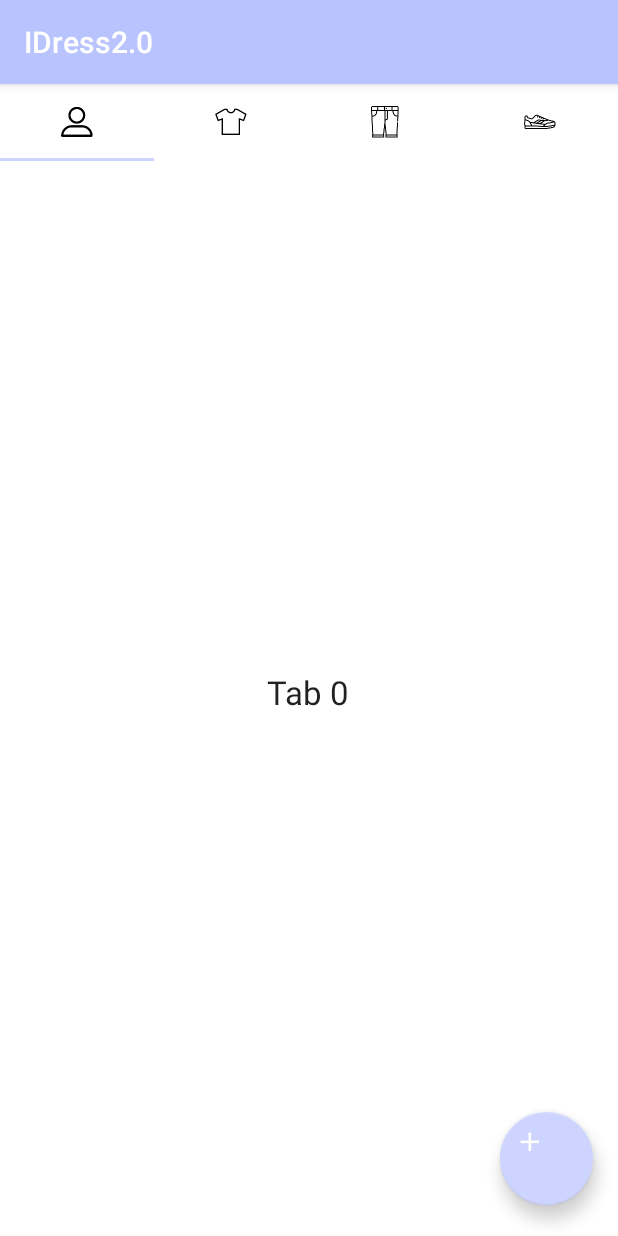
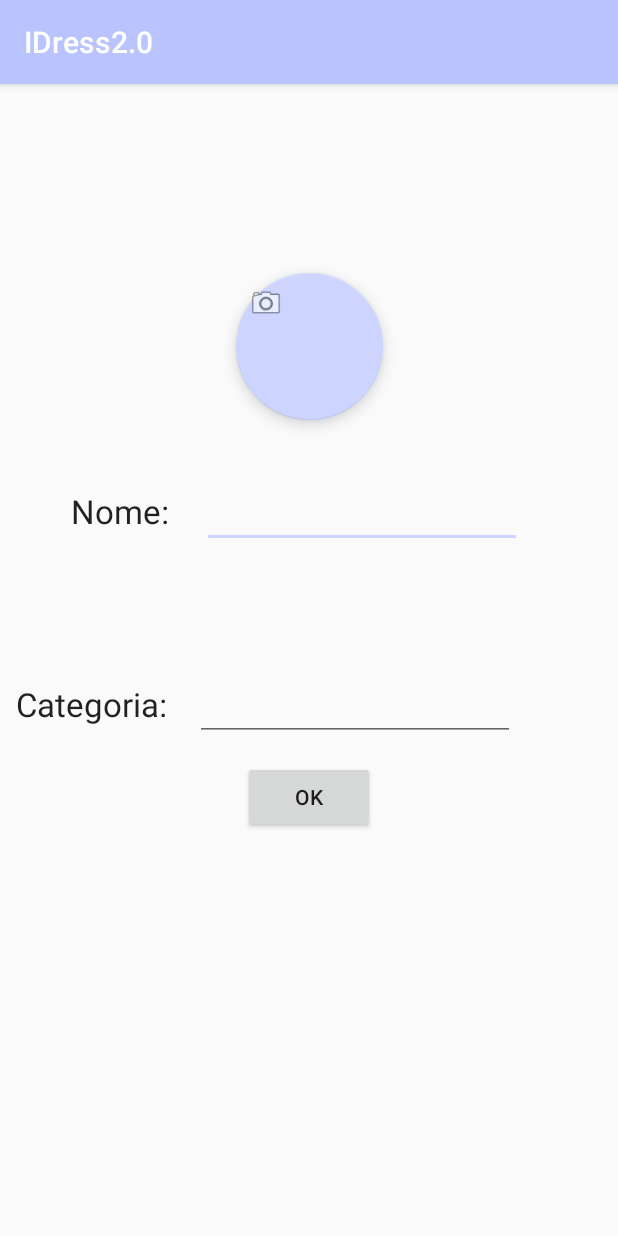
Before and after one commit to SofiaSilvestri95/IDress2.0, an Android app: the screen it shows after launch once a user with an empty profile is signed in (MainActivity before the commit, DettaglioCapo after it), after a tap on an icon or button, on a phone screen of 412 x 824 dp. Run offline under Robolectric (Android 15) with nearby library versions, the phone set to English and light mode, and no system bars; our stand-ins replace Firebase (no records; nobody signed in at launch, a user with empty details on screens opened directly).

Commit message:
Caricamento file nel database

```diff
--- a/app/src/main/java/com/example/sofia/idress20/DataStore.java
+++ b/app/src/main/java/com/example/sofia/idress20/DataStore.java
@@ -1,4 +1,12 @@
 package com.example.sofia.idress20;
+
+import android.graphics.Paint;
+
+import com.google.firebase.database.DataSnapshot;
+import com.google.firebase.database.DatabaseError;
+import com.google.firebase.database.DatabaseReference;
+import com.google.firebase.database.FirebaseDatabase;
+import com.google.firebase.database.ValueEventListener;
 
 import java.util.ArrayList;
 import java.util.List;
@@ -8,22 +16,71 @@ import java.util.List;
  */
 
 public class DataStore {
+
+    private final static String DB_MAGLIA = "Maglia";
+    private final static String DB_PANTALONE = "Pantalone";
+    private final static String DB_SCARPE = "Scarpe";
+    private final static String KEY_NOME = "nome";
+    private final static String KEY_CATEGORIA = "Categoria";
+
+
     private ArrayList<CapoAbbigliamento> capiAbbigliamento;
 
     /**
      * Costruttore
      */
     public DataStore() {
+
         capiAbbigliamento = new ArrayList<>();
 
-        // Dati fittizi per effettuare le prove
+        /*Dati fittizi per effettuare le prove
         // Todo: da eliminare
         CapoAbbigliamento a = new CapoAbbigliamento("Maglia bianca");
         CapoAbbigliamento b = new CapoAbbigliamento("Maglia rossa");
         CapoAbbigliamento c = new CapoAbbigliamento("Camica verde");
         capiAbbigliamento.add(a);
         capiAbbigliamento.add(b);
-        capiAbbigliamento.add(c);
+        capiAbbigliamento.add(c); */
+    }
+
+    private ValueEventListener listenerDress;
+
+
+    public interface UpdateListener {
+        void capiAggiornati();
+    }
+
+    public void iniziaOsservazioneCapi(final UpdateListener notifica) {
+
+
+        FirebaseDatabase database = FirebaseDatabase.getInstance();
+        DatabaseReference ref = database.getReference(KEY_CATEGORIA);
+
+        listenerDress = new ValueEventListener() {
+            @Override
+            public void onDataChange(DataSnapshot dataSnapshot) {
+                capiAbbigliamento.clear();
+                for (DataSnapshot elemento:dataSnapshot.getChildren()) {
+                    CapoAbbigliamento capo = new CapoAbbigliamento();
+                    capo.setNomeCapo(elemento.getKey());
+                    capo.setCategoria(elemento.child(KEY_CATEGORIA).getValue(String.class));
+                    capiAbbigliamento.add(capo);
+                }
+                notifica.capiAggiornati();
+            }
+
+            @Override
+            public void onCancelled(DatabaseError databaseError) {
+
+            }
+        };
+
+        ref.addValueEventListener(listenerDress);
+    }
+
+    public void terminaOsservazioneCapo() {
+        if (listenerDress != null)
+            FirebaseDatabase.getInstance().getReference(KEY_CATEGORIA).removeEventListener(listenerDress);
     }
 
     /**
@@ -31,8 +88,10 @@ public class DataStore {
      * @param capo capo da aggiungere
      */
     public void aggiungiCapo(CapoAbbigliamento capo) {
-        capiAbbigliamento.add(capo);
+        DatabaseReference ref = FirebaseDatabase.getInstance().getReference(KEY_CATEGORIA).child(capo.getNomeCapo());
+        ref.setValue(capo);
     }
+
 
 
     /**
--- a/app/src/main/java/com/example/sofia/idress20/DettaglioCapo.java
+++ b/app/src/main/java/com/example/sofia/idress20/DettaglioCapo.java
@@ -1,12 +1,23 @@
 package com.example.sofia.idress20;
 
+import android.app.ProgressDialog;
 import android.content.Intent;
+import android.graphics.Bitmap;
 import android.os.Bundle;
+import android.provider.MediaStore;
 import android.support.annotation.Nullable;
+import android.support.design.widget.FloatingActionButton;
 import android.support.v7.app.AppCompatActivity;
+import android.view.View;
+import android.widget.Button;
 import android.widget.EditText;
 import android.widget.ImageView;
 import android.widget.TextView;
+
+import com.google.firebase.auth.FirebaseAuth;
+import com.google.firebase.auth.FirebaseUser;
+import com.google.firebase.database.DatabaseReference;
+import com.google.firebase.database.FirebaseDatabase;
 
 /**
  * Created by sofia on 09/05/17.
@@ -17,23 +28,116 @@ public class DettaglioCapo extends AppCompatActivity {
     // Costanti
     private final static String EXTRA_CAPO = "capo";
 
-    TextView mNomeCapo;
+    EditText mEditNome;
+    FloatingActionButton mBottoneFoto;
+    EditText mCategoria;
+    Button mOK;
+    private ProgressDialog mProgress;
+
+    //roba per immagini
+    static final int REQUEST_IMAGE_CAPTURE = 1;
+
+
     //ImageView fotoCapo;
+
 
     @Override
     protected void onCreate(Bundle savedInstanceState) {
+
+
         super.onCreate(savedInstanceState);
         setContentView(R.layout.dettaglio);
 
-        mNomeCapo = (TextView) findViewById(R.id.textNome);
+        mBottoneFoto = (FloatingActionButton) findViewById(R.id.buttonPhoto);
+        mEditNome = (EditText) findViewById(R.id.editTextNomeCapo);
+        mCategoria = (EditText)findViewById(R.id.editTextCategoria);
+        mOK = (Button) findViewById(R.id.OKbutton);
+
+
+
+        mProgress = new ProgressDialog(this);
+        //accesso alla fotocamera
+        //// TODO: salvare foto sul database
+        mBottoneFoto.setOnClickListener(new View.OnClickListener() {
+            @Override
+            public void onClick(View v) {
+                Intent camera_intent= new Intent(MediaStore.ACTION_IMAGE_CAPTURE);
+                if (camera_intent.resolveActivity(getPackageManager()) != null) {
+                    startActivityForResult(camera_intent, REQUEST_IMAGE_CAPTURE);
+                }
+            }
+        });
+
+
+
+        mOK.setOnClickListener(new View.OnClickListener() {
+            @Override
+            public void onClick(View v) {
+
+                FirebaseDatabase database = FirebaseDatabase.getInstance();
+                 String nome=mEditNome.getText().toString();
+                String categoria=mCategoria.getText().toString();
+
+                CapoAbbigliamento dress= new CapoAbbigliamento();
+                dress.setNomeCapo(nome);
+                dress.setCategoria(categoria);
+
+                FirebaseUser user = FirebaseAuth.getInstance().getCurrentUser();
+
+                DatabaseReference myRef = database.getReference("Categoria");
+                myRef.child(categoria).push().setValue(nome);
+
+
+            }
+        });
+
+
+
+
         //fotoCapo = (ImageView) findViewById(R.id.imageView);
 
+        /*
         // Ottengo i dati passati ed eventualmente visualizzo il capo
         Intent intent = getIntent();
         CapoAbbigliamento capo = (CapoAbbigliamento) intent.getSerializableExtra(EXTRA_CAPO);
 
         if (capo != null) {
             mNomeCapo.setText(capo.getNomeCapo());
+        }*/
+
+
+
+    }
+
+    //dovrebbe mandare l'immagine al database
+    @Override
+    protected void onActivityResult(int requestCode, int resultCode, Intent data) {
+        super.onActivityResult(requestCode, resultCode, data);
+
+        if (requestCode == REQUEST_IMAGE_CAPTURE && resultCode == RESULT_OK) {
+
+            mProgress.setMessage("Uploading");
+            mProgress.show();
+            Bundle extras = data.getExtras();
+            Bitmap imageBitmap = (Bitmap) extras.get("data");
+
+              /*
+        Uri uri = data.getData();
+            StorageReference filepath = mStorageRef.child("photos").child(uri.getLastPathSegment());
+            filepath.putFile(uri).addOnSuccessListener(new OnSuccessListener<UploadTask.TaskSnapshot>() {
+                @Override
+                public void onSuccess(UploadTask.TaskSnapshot taskSnapshot) {
+
+                    mProgress.dismiss();
+                    Toast.makeText(MainActivity.this, "Upload done...",Toast.LENGTH_LONG).show();
+
+                }
+            });
+            */
+
         }
     }
+
+
+
     }
--- a/app/src/main/java/com/example/sofia/idress20/Fragments/FragmentMaglie.java
+++ b/app/src/main/java/com/example/sofia/idress20/Fragments/FragmentMaglie.java
@@ -23,11 +23,7 @@ import com.example.sofia.idress20.R;
 
 public class FragmentMaglie extends Fragment {
 
-    public FragmentMaglie() {
-    }
-
-    // Costanti
-    private final static String EXTRA_CAPO = "capo";
+    public FragmentMaglie() {}
 
     // Widget
     private ListView listaCapi;
@@ -48,6 +44,16 @@ public class FragmentMaglie extends Fragment {
         adapter = new CapiAbbigliamentoAdapter(getActivity());
         adapter.update(archivio.elencoCapi());
         listaCapi.setAdapter(adapter);
+
+        archivio.iniziaOsservazioneCapi(new DataStore.UpdateListener() {
+            @Override
+            public void capiAggiornati() {
+                adapter.update(archivio.elencoCapi());
+            }
+        });
+
+
+        /*
         listaCapi.setOnItemClickListener(new AdapterView.OnItemClickListener() {
             @Override
             public void onItemClick(AdapterView<?> parent, View view, int position, long id) {
@@ -59,8 +65,13 @@ public class FragmentMaglie extends Fragment {
                 intent.putExtra(EXTRA_CAPO, capo);
                 startActivity(intent);
             }
-        });
-
+        });*/
 
     return view;}
+
+    @Override
+    public void onDestroy() {
+        super.onDestroy();
+        archivio.terminaOsservazioneCapo();
+    }
 }
--- a/app/src/main/java/com/example/sofia/idress20/MainActivity.java
+++ b/app/src/main/java/com/example/sofia/idress20/MainActivity.java
@@ -18,6 +18,7 @@ import android.util.Log;
 import android.view.LayoutInflater;
 import android.view.View;
 import android.view.ViewGroup;
+import android.widget.AdapterView;
 import android.widget.Button;
 import android.widget.ImageView;
 import android.widget.Toast;
@@ -33,6 +34,9 @@ public class MainActivity extends AppCompatActivity {
 
     private final static String TAG = "MainActivity";
 
+    // Costanti
+    private final static String EXTRA_CAPO = "capo";
+
 
     private ImageView mImageView;
     private Bitmap mImageBitmap;
@@ -41,10 +45,8 @@ public class MainActivity extends AppCompatActivity {
     TabItem tabScarpe;
     FloatingActionButton bottoneAggiungi;
 
-    //roba per immagini
-    static final int REQUEST_IMAGE_CAPTURE = 1;
+
     private StorageReference mStorageRef;
-    private ProgressDialog mProgress;
 
 
 
@@ -52,10 +54,11 @@ public class MainActivity extends AppCompatActivity {
     protected void onCreate(Bundle savedInstanceState) {
         super.onCreate(savedInstanceState);
         setContentView(R.layout.activity_main);
-        /*
-        per fare il signout:
+
+        /*per fare il signout:
         FirebaseAuth.getInstance().signOut();
         */
+
 
         //serve per controllare se ho già fatto l'accesso
         FirebaseUser user = FirebaseAuth.getInstance().getCurrentUser();
@@ -81,19 +84,15 @@ public class MainActivity extends AppCompatActivity {
         bottoneAggiungi=(FloatingActionButton) findViewById(R.id.button);
 
 
-        mProgress = new ProgressDialog(this);
-        //accesso alla fotocamera
-        //// TODO: salvare foto sul database
-        bottoneAggiungi.setOnClickListener(new View.OnClickListener() {
-            @Override
-            public void onClick(View v) {
-                Intent camera_intent= new Intent(MediaStore.ACTION_IMAGE_CAPTURE);
-                if (camera_intent.resolveActivity(getPackageManager()) != null) {
-                    startActivityForResult(camera_intent, REQUEST_IMAGE_CAPTURE);
-                }
-            }
-        });
-
+        //se clicco sul bottone vado al dettaglio
+    bottoneAggiungi.setOnClickListener(new View.OnClickListener() {
+    @Override
+    public void onClick(View v) {
+        //è come se fosse la busta con l'indirizzo
+        Intent intent = new Intent(v.getContext(), DettaglioCapo.class);
+        startActivity(intent);
+    }
+});
 
         setupPager();
     }
@@ -133,26 +132,5 @@ public class MainActivity extends AppCompatActivity {
     }
 
 
-    //dovrebbe mandare l'immagine al database
-    @Override
-    protected void onActivityResult(int requestCode, int resultCode, Intent data) {
-        super.onActivityResult(requestCode, resultCode, data);
 
-        if (requestCode == REQUEST_IMAGE_CAPTURE && resultCode == RESULT_OK) {
-
-            mProgress.setMessage("Uploading");
-            mProgress.show();
-        Uri uri = data.getData();
-            StorageReference filepath = mStorageRef.child("photos").child(uri.getLastPathSegment());
-            filepath.putFile(uri).addOnSuccessListener(new OnSuccessListener<UploadTask.TaskSnapshot>() {
-                @Override
-                public void onSuccess(UploadTask.TaskSnapshot taskSnapshot) {
-
-                    mProgress.dismiss();
-                    Toast.makeText(MainActivity.this, "Upload done...",Toast.LENGTH_LONG).show();
-
-                }
-            });
-        }
-    }
 }
--- a/app/src/main/res/layout/dettaglio.xml
+++ b/app/src/main/res/layout/dettaglio.xml
@@ -6,33 +6,73 @@
     android:layout_width="match_parent"
     android:layout_height="match_parent">
 
-    <ImageView
-        android:id="@+id/imageView"
-        android:layout_width="352dp"
-        android:layout_height="335dp"
-        app:srcCompat="@android:drawable/alert_light_frame"
-        app:layout_constraintTop_toTopOf="parent"
-        android:layout_marginTop="0dp"
-        android:layout_marginLeft="0dp"
-        app:layout_constraintLeft_toLeftOf="parent"
-        android:layout_marginRight="0dp"
-        app:layout_constraintRight_toRightOf="parent"
-        app:layout_constraintBottom_toBottomOf="parent"
-        android:layout_marginBottom="32dp"
-        app:layout_constraintHorizontal_bias="0.509"
-        app:layout_constraintVertical_bias="0.077" />
-
     <TextView
         android:id="@+id/textNome"
-        android:layout_width="0dp"
-        android:layout_height="25dp"
-        android:layout_marginLeft="8dp"
-        android:layout_marginRight="8dp"
-        android:text="TextView"
+        android:layout_width="93dp"
+        android:layout_height="27dp"
+        android:layout_marginLeft="33dp"
+        android:text="Nome:"
         android:textAlignment="center"
         android:textAppearance="@style/TextAppearance.AppCompat.Large"
         app:layout_constraintLeft_toLeftOf="parent"
+        android:layout_marginTop="46dp"
+        app:layout_constraintTop_toBottomOf="@+id/buttonPhoto" />
+
+    <android.support.design.widget.FloatingActionButton
+        android:id="@+id/buttonPhoto"
+        android:layout_width="121dp"
+        android:layout_height="98dp"
+        android:layout_marginLeft="8dp"
+        android:layout_marginRight="8dp"
+        android:layout_marginTop="126dp"
+        android:clickable="true"
+        app:fabSize="mini"
+        app:layout_constraintLeft_toLeftOf="parent"
         app:layout_constraintRight_toRightOf="parent"
-        tools:layout_editor_absoluteY="390dp" />
+        app:layout_constraintTop_toTopOf="parent"
+        app:srcCompat="@android:drawable/ic_menu_camera" />
+
+    <EditText
+        android:id="@+id/editTextNomeCapo"
+        android:layout_width="wrap_content"
+        android:layout_height="wrap_content"
+        android:ems="10"
+        android:inputType="textPersonName"
+        app:layout_constraintBaseline_toBaselineOf="@+id/textNome"
+        app:layout_constraintLeft_toRightOf="@+id/textNome"
+        android:layout_marginLeft="8dp" />
+
+    <TextView
+        android:id="@+id/textView6"
+        android:layout_width="122dp"
+        android:layout_height="28dp"
+        android:text="Categoria:"
+        android:textAlignment="center"
+        android:textAppearance="@style/TextAppearance.AppCompat.Large"
+        tools:layout_editor_absoluteX="21dp"
+        android:layout_marginTop="101dp"
+        app:layout_constraintTop_toBottomOf="@+id/textNome" />
+
+    <EditText
+        android:id="@+id/editTextCategoria"
+        android:layout_width="wrap_content"
+        android:layout_height="wrap_content"
+        android:ems="10"
+        android:inputType="textPersonName"
+        app:layout_constraintBaseline_toBaselineOf="@+id/textView6"
+        app:layout_constraintLeft_toRightOf="@+id/textView6"
+        android:layout_marginLeft="8dp" />
+
+    <Button
+        android:id="@+id/OKbutton"
+        android:layout_width="wrap_content"
+        android:layout_height="wrap_content"
+        android:layout_marginLeft="8dp"
+        android:layout_marginRight="8dp"
+        android:layout_marginTop="13dp"
+        android:text="OK"
+        app:layout_constraintLeft_toLeftOf="parent"
+        app:layout_constraintRight_toRightOf="parent"
+        app:layout_constraintTop_toBottomOf="@+id/editTextCategoria" />
 
 </android.support.constraint.ConstraintLayout>
```
Also changed, not shown: app/src/main/java/com/example/sofia/idress20/CapoAbbigliamento.java (+11 -1 lines).
